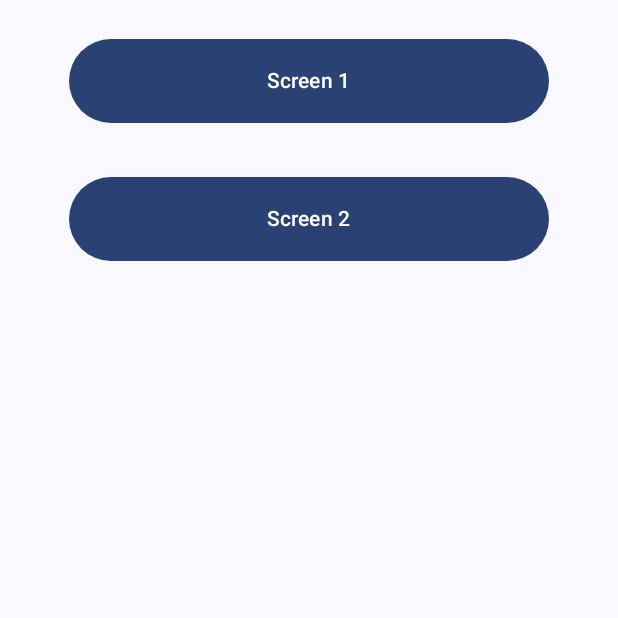
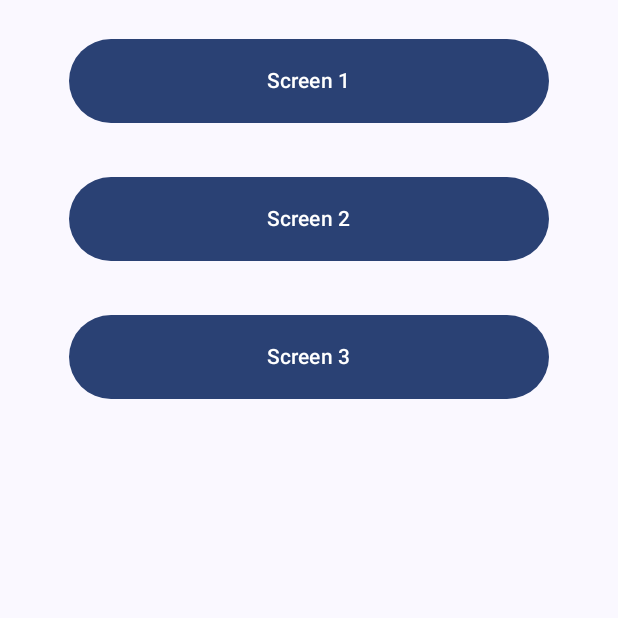
Before and after one commit to cryptic585/Assignment3, an Android app built with Jetpack Compose: the screen it shows after launch (MainActivity), on a phone screen of 412 x 824 dp, the top half of it. Run offline under Robolectric (Android 15) with nearby library versions, the phone set to English and light mode, and no system bars.

Commit message:
Screen 3 Update for Animation

```diff
--- a/app/src/main/java/com/varun/mapd721/MainActivity.kt
+++ b/app/src/main/java/com/varun/mapd721/MainActivity.kt
@@ -35,8 +35,8 @@ class MainActivity : ComponentActivity() {
                     composable("mainScreen") { MainScreen(navController) }
                     composable("animation1Screen") { Animation1Screen(navController) }
                     composable("animation2Screen") { Animation2Screen(navController) }
-                    /*composable("animation3Screen") { Animation3Screen(navController) }
-                    composable("animation4Screen") { Animation4Screen(navController) }*/
+                    composable("animation3Screen") { Animation3Screen(navController) }
+                    /*composable("animation4Screen") { Animation4Screen(navController) }*/
                 }
             }
         }
@@ -66,11 +66,11 @@ fun MainScreen(navController: NavController) {
                 ButtonDemo("Screen 2") {
                     navController.navigate("Animation2Screen")
                 }
-//                Spacer(modifier = Modifier.height(16.dp))
-//                ButtonDemo("Animation 3 Demo") {
-//                    navController.navigate("Screen 3")
-//                }
-//                Spacer(modifier = Modifier.height(16.dp))
+              Spacer(modifier = Modifier.height(16.dp))
+                ButtonDemo("Screen 3") {
+                    navController.navigate("Animation3Screen")
+                }
+//s                Spacer(modifier = Modifier.height(16.dp))
 //                ButtonDemo("Animation 4 Demo") {
 //                    navController.navigate("Screen 4")
 //                }
```
Also changed, not shown: app/src/main/java/com/varun/mapd721/Screen3.kt (added, +53 -0 lines).
